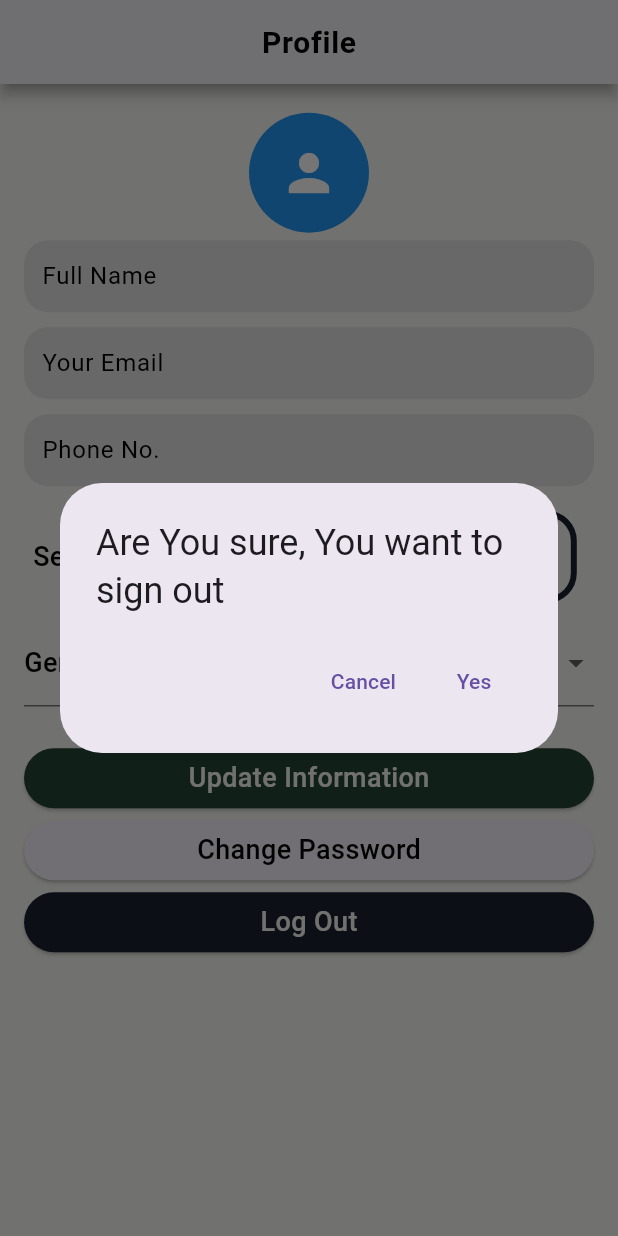
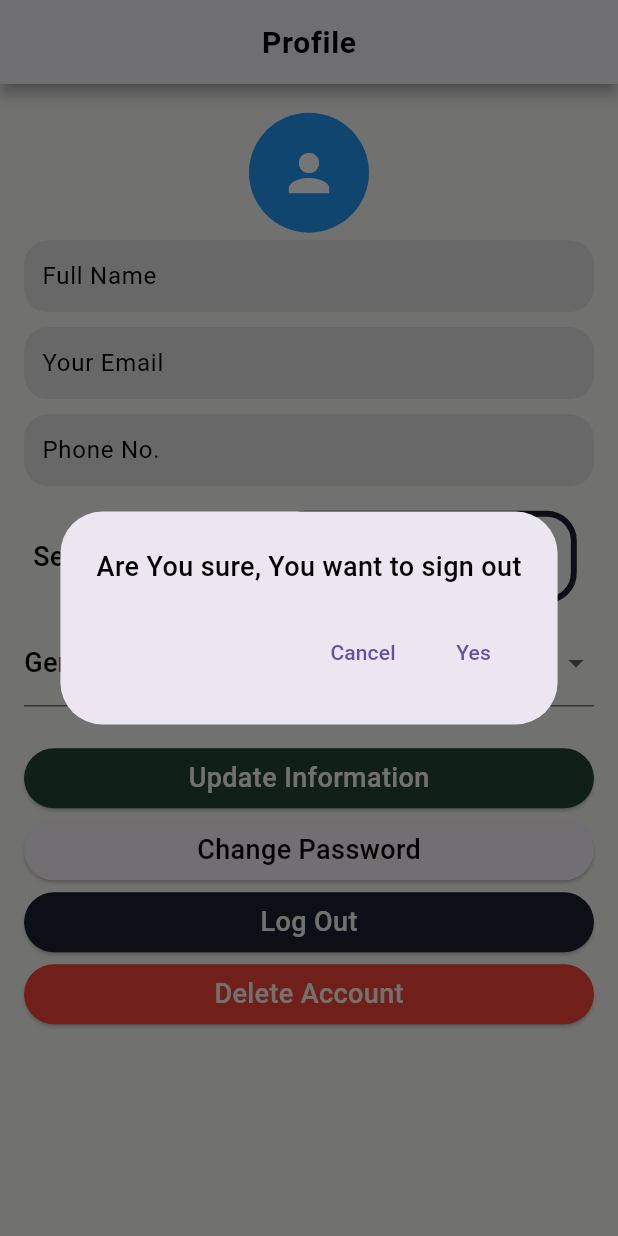
Before and after one commit to bishoy-girgis/SCD, a Flutter app: the ProfileScreen screen opened directly, after a tap on "Log Out", on a phone screen of 412 x 824 dp. Run offline on Flutter 3.47's test engine with Material 3 defaults, Android fonts, the phone set to English and light mode, and no system bars; our stand-ins replace bloc, curved_navigation_bar, dio, flutter_bloc, flutter_easyloading, flutter_image_slideshow and 5 more; accounts and stored records are empty; network calls fail; Roboto replaces fonts that are missing (Cairo).

```diff
--- a/lib/screens/profile/cubit/states.dart
+++ b/lib/screens/profile/cubit/states.dart
@@ -16,6 +16,7 @@ final class ProfileUpdateSuccessState extends ProfileState {
 
   ProfileUpdateSuccessState(this.userData);
 }
+final class ProfileDeleteSuccessState extends ProfileState {}
 
 final class ProfileLoadingState extends ProfileState {}
 
--- a/lib/screens/profile/profile screen.dart
+++ b/lib/screens/profile/profile screen.dart
@@ -77,6 +77,17 @@ class _ProfileScreenState extends State<ProfileScreen> {
             selectedDate = DateTime.parse(state.userData.birthday!);
             // Update selected gender after successful update
             selectedGender = state.userData.gender == 'M' ? 'Male' : 'Female';
+          } else if(state is ProfileDeleteSuccessState){
+            EasyLoading.dismiss();
+            Navigator.pushAndRemoveUntil(
+              context,
+              MaterialPageRoute(builder: (context) => const SplashScreen()),
+                  (route) => false,
+            );
+            GlobalMethods.buildFlutterToast(
+              message: "Account Deleted Successfully",
+              state: ToastStates.SUCCESS,
+            );
           }
         },
         child: BlocBuilder<ProfileCubit, ProfileState>(
@@ -237,6 +248,17 @@ class _ProfileScreenState extends State<ProfileScreen> {
                           ?.copyWith(color: AppColors.pageColor),
                     ),
                   ),
+                  ElevatedButton(
+                    onPressed: () {_showDeleteConfirmation(context);},
+                    style: ElevatedButton.styleFrom(
+                      backgroundColor: Colors.red,
+                    ),
+                    child: Text(
+                      'Delete Account',
+                      style: textTheme.bodyText2
+                          ?.copyWith(color: AppColors.pageColor),
+                    ),
+                  ),
                 ],
               ),
             );
@@ -272,7 +294,8 @@ class _ProfileScreenState extends State<ProfileScreen> {
       context: context,
       builder: (BuildContext context) {
         return AlertDialog(
-          title: const Text('Are You sure, You want to sign out'),
+          title:  Text('Are You sure, You want to sign out',
+              style: Theme.of(context).textTheme.bodyMedium),
           actions: <Widget>[
             TextButton(
               onPressed: () {
@@ -295,4 +318,30 @@ class _ProfileScreenState extends State<ProfileScreen> {
       },
     );
   }
+  void _showDeleteConfirmation(BuildContext context) {
+    showDialog(
+      context: context,
+      builder: (BuildContext context) {
+        return AlertDialog(
+          title:  Text('Are You sure, You want to Delete Account',
+              style: Theme.of(context).textTheme.bodyMedium),
+          actions: <Widget>[
+            TextButton(
+              onPressed: () {
+                Navigator.of(context).pop(); // Dismiss the dialog
+              },
+              child: const Text('Cancel'),
+            ),
+            TextButton(
+              onPressed: () {
+                ProfileCubit.get(context).deleteAccount();
+              },
+              child: const Text('Yes'),
+            ),
+          ],
+        );
+      },
+    );
+  }
+
 }
```
Also changed, not shown: lib/Core/services/web_service.dart (+5 -2 lines), lib/screens/login/cubit/cubit.dart (+15 -21 lines), lib/screens/login/loginscreen.dart (+6 -3 lines), lib/screens/profile/cubit/cubit.dart (+15 -0 lines).
